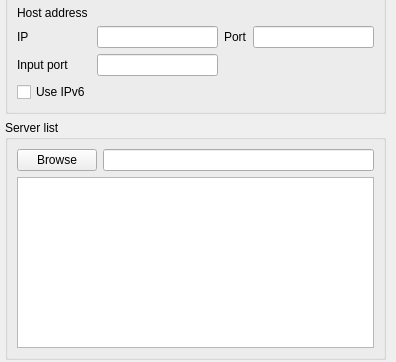
CREDITSCOM/configurator, file src/ui/configurator.ui: the form before one commit; both pictures show x 0 to 396 and y 170 to 532 of the 396 by 532 pixel window.
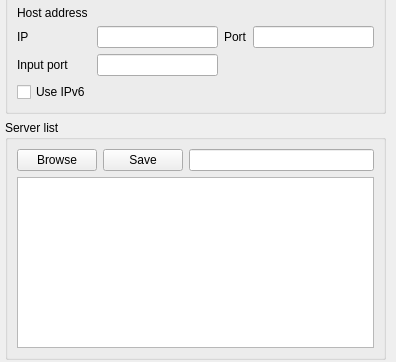
The form after the commit.

Commit message: Add class for hosts parsing.

```diff
--- a/src/ui/configurator.ui
+++ b/src/ui/configurator.ui
@@ -10,6 +10,12 @@
     <height>532</height>
    </rect>
   </property>
+  <property name="sizePolicy">
+   <sizepolicy hsizetype="Preferred" vsizetype="Preferred">
+    <horstretch>0</horstretch>
+    <verstretch>0</verstretch>
+   </sizepolicy>
+  </property>
   <property name="minimumSize">
    <size>
     <width>396</width>
@@ -31,7 +37,7 @@
      <x>0</x>
      <y>0</y>
      <width>391</width>
-     <height>531</height>
+     <height>537</height>
     </rect>
    </property>
    <layout class="QVBoxLayout" name="mainLayout">
@@ -254,25 +260,42 @@
       <layout class="QHBoxLayout" name="horizontalLayout_2">
        <item>
         <layout class="QGridLayout" name="gridLayout_2">
-         <item row="0" column="1">
-          <widget class="QLineEdit" name="listEdit"/>
-         </item>
-         <item row="0" column="0">
-          <widget class="QPushButton" name="listBrowseButton">
-           <property name="minimumSize">
-            <size>
-             <width>80</width>
-             <height>21</height>
-            </size>
-           </property>
-           <property name="text">
-            <string>Browse</string>
-           </property>
-          </widget>
-         </item>
-         <item row="1" column="0" colspan="2">
+         <item row="1" column="0" colspan="3">
           <widget class="QListWidget" name="listWidget"/>
          </item>
+         <item row="0" column="0">
+          <widget class="QPushButton" name="browseListButton">
+           <property name="minimumSize">
+            <size>
+             <width>80</width>
+             <height>21</height>
+            </size>
+           </property>
+           <property name="text">
+            <string>Browse</string>
+           </property>
+          </widget>
+         </item>
+         <item row="0" column="2">
+          <widget class="QLineEdit" name="listEdit">
+           <property name="readOnly">
+            <bool>true</bool>
+           </property>
+          </widget>
+         </item>
+         <item row="0" column="1">
+          <widget class="QPushButton" name="saveListButton">
+           <property name="minimumSize">
+            <size>
+             <width>80</width>
+             <height>21</height>
+            </size>
+           </property>
+           <property name="text">
+            <string>Save</string>
+           </property>
+          </widget>
+         </item>
         </layout>
        </item>
       </layout>
```
The commit also changes 4 other files.
